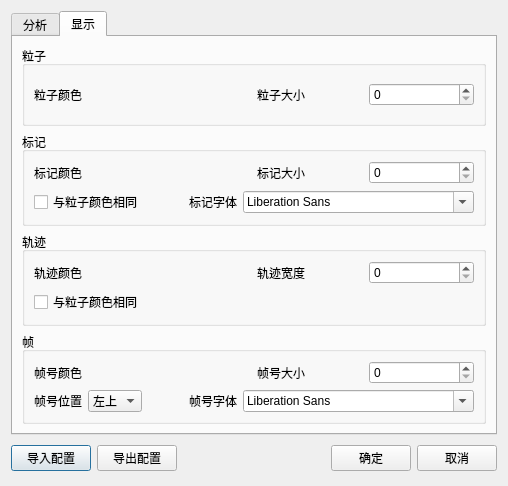
This is src/ui/settings.ui in alchemist1234/QTracker2 as Qt 5 draws it before an edit. The edited form follows.
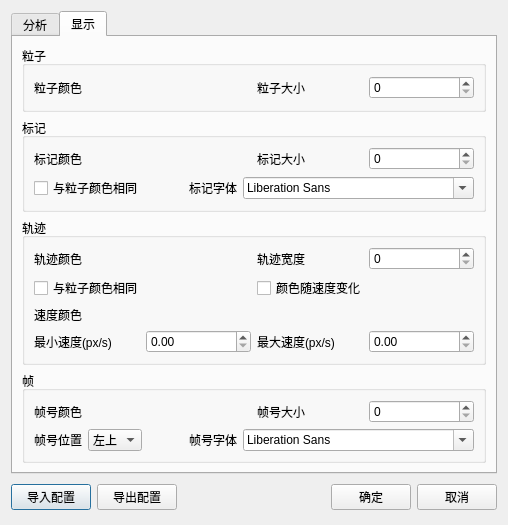
This is the edited form. The open tabs and pages were chosen to show the change. Custom widgets are drawn as their Qt base class.

Diff of the .ui file:
```diff
--- a/src/ui/settings.ui
+++ b/src/ui/settings.ui
@@ -7,7 +7,7 @@
     <x>0</x>
     <y>0</y>
     <width>485</width>
-    <height>512</height>
+    <height>498</height>
    </rect>
   </property>
   <property name="windowTitle">
@@ -932,6 +932,103 @@
               </property>
              </widget>
             </item>
+            <item>
+             <widget class="QCheckBox" name="chb_color_with_speed">
+              <property name="text">
+               <string>颜色随速度变化</string>
+              </property>
+             </widget>
+            </item>
+           </layout>
+          </item>
+          <item>
+           <layout class="QHBoxLayout" name="horizontalLayout_19">
+            <item>
+             <widget class="QLabel" name="lb_speed_color">
+              <property name="text">
+               <string>速度颜色</string>
+              </property>
+             </widget>
+            </item>
+            <item>
+             <widget class="GradientLabel" name="lb_speed_color_display">
+              <property name="text">
+               <string/>
+              </property>
+             </widget>
+            </item>
+           </layout>
+          </item>
+          <item>
+           <layout class="QHBoxLayout" name="horizontalLayout_20">
+            <item>
+             <widget class="QLabel" name="lb_color_speed_min">
+              <property name="text">
+               <string>最小速度(px/s)</string>
+              </property>
+             </widget>
+            </item>
+            <item>
+             <widget class="QDoubleSpinBox" name="dsb_color_speed_min">
+              <property name="palette">
+               <palette>
+                <active/>
+                <inactive/>
+                <disabled>
+                 <colorrole role="Text">
+                  <brush brushstyle="SolidPattern">
+                   <color alpha="228">
+                    <red>136</red>
+                    <green>136</green>
+                    <blue>136</blue>
+                   </color>
+                  </brush>
+                 </colorrole>
+                </disabled>
+               </palette>
+              </property>
+              <property name="maximum">
+               <double>999999.000000000000000</double>
+              </property>
+             </widget>
+            </item>
+            <item>
+             <widget class="QLabel" name="lb_color_speed_max">
+              <property name="text">
+               <string>最大速度(px/s)</string>
+              </property>
+             </widget>
+            </item>
+            <item>
+             <widget class="QDoubleSpinBox" name="dsb_color_speed_max">
+              <property name="maximumSize">
+               <size>
+                <width>16777215</width>
+                <height>16777210</height>
+               </size>
+              </property>
+              <property name="palette">
+               <palette>
+                <active/>
+                <inactive/>
+                <disabled>
+                 <colorrole role="Text">
+                  <brush brushstyle="SolidPattern">
+                   <color alpha="228">
+                    <red>136</red>
+                    <green>136</green>
+                    <blue>136</blue>
+                   </color>
+                  </brush>
+                 </colorrole>
+                </disabled>
+               </palette>
+              </property>
+              <property name="maximum">
+               <double>999999.000000000000000</double>
+              </property>
+             </widget>
+            </item>
            </layout>
           </item>
          </layout>
@@ -1098,6 +1195,11 @@
     <signal>clicked(QMouseEvent)</signal>
    </slots>
   </customwidget>
+  <customwidget>
+   <class>GradientLabel</class>
+   <extends>QLabel</extends>
+   <header>src.view.custom_widget</header>
+  </customwidget>
  </customwidgets>
  <resources/>
  <connections/>
```
